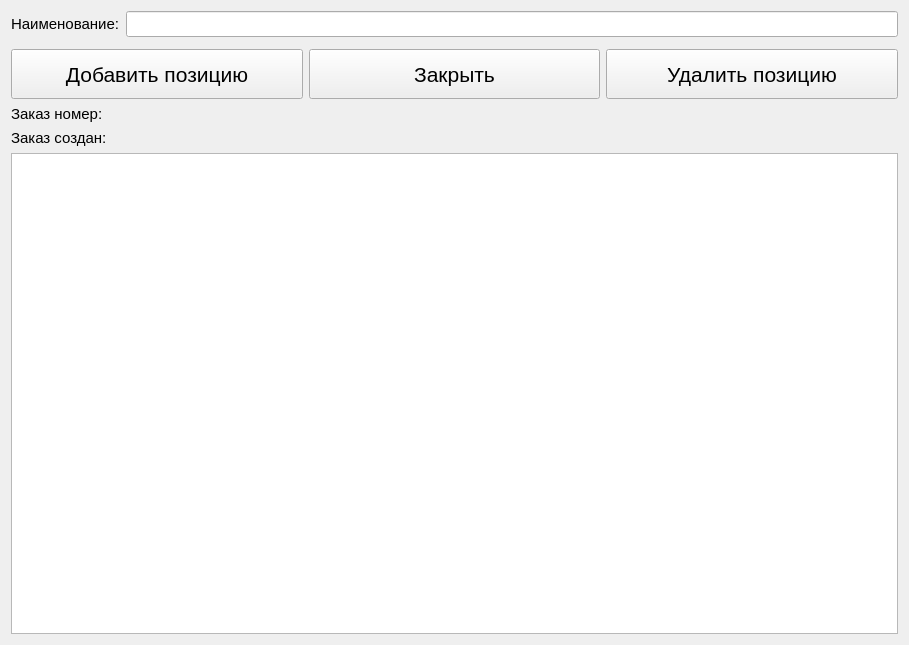
Old version of the form View/FormOrder.ui in the repository Neomer/Cassa.
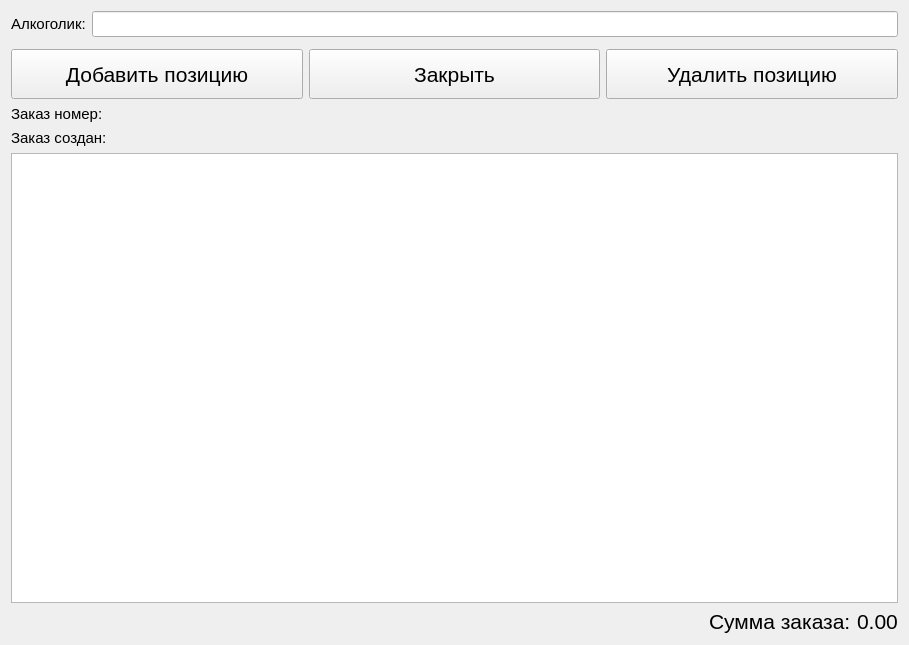
New version of the form.

```diff
--- a/View/FormOrder.ui
+++ b/View/FormOrder.ui
@@ -22,11 +22,12 @@
         <widget class="QLabel" name="label_3">
          <property name="font">
           <font>
+           <family>MS Shell Dlg 2</family>
            <pointsize>11</pointsize>
           </font>
          </property>
          <property name="text">
-          <string>Наименование:</string>
+          <string>Алкоголик:</string>
          </property>
         </widget>
        </item>
@@ -183,6 +184,47 @@
        </property>
       </widget>
      </item>
+     <item>
+      <layout class="QHBoxLayout" name="horizontalLayout_5">
+       <item>
+        <spacer name="horizontalSpacer">
+         <property name="orientation">
+          <enum>Qt::Horizontal</enum>
+         </property>
+         <property name="sizeHint" stdset="0">
+          <size>
+           <width>40</width>
+           <height>20</height>
+          </size>
+         </property>
+        </spacer>
+       </item>
+       <item>
+        <widget class="QLabel" name="label_4">
+         <property name="font">
+          <font>
+           <pointsize>16</pointsize>
+          </font>
+         </property>
+         <property name="text">
+          <string>Сумма заказа:</string>
+         </property>
+        </widget>
+       </item>
+       <item>
+        <widget class="QLabel" name="lblSumm">
+         <property name="font">
+          <font>
+           <pointsize>16</pointsize>
+          </font>
+         </property>
+         <property name="text">
+          <string>0.00</string>
+         </property>
+        </widget>
+       </item>
+      </layout>
+     </item>
     </layout>
    </item>
   </layout>
```
